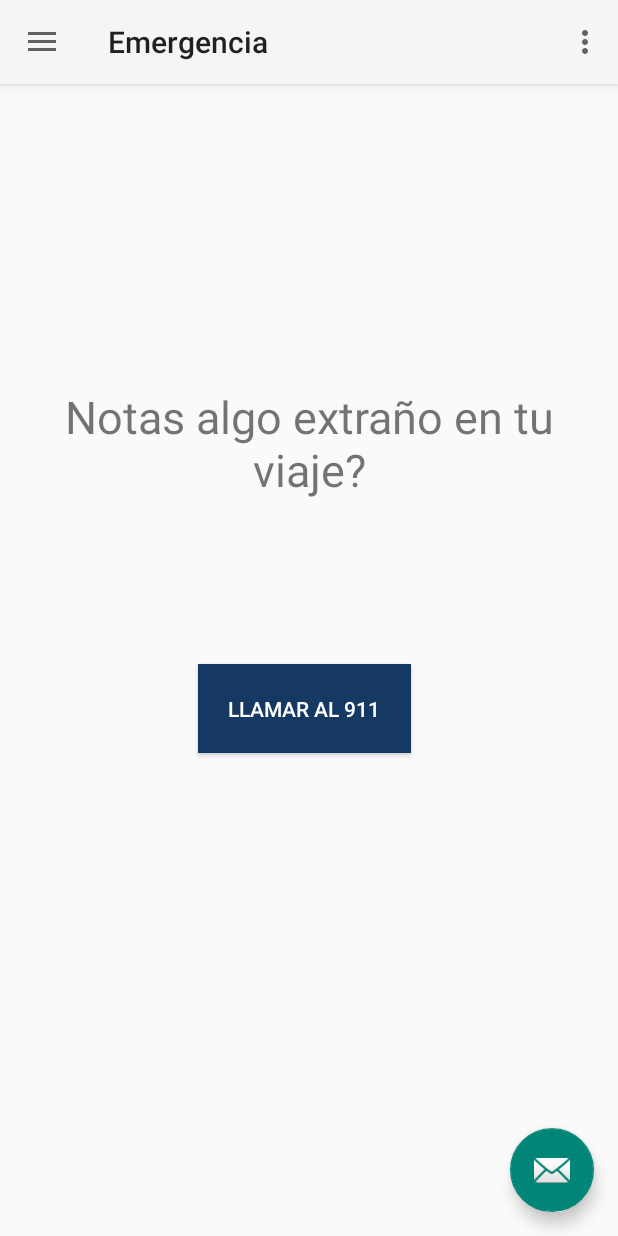
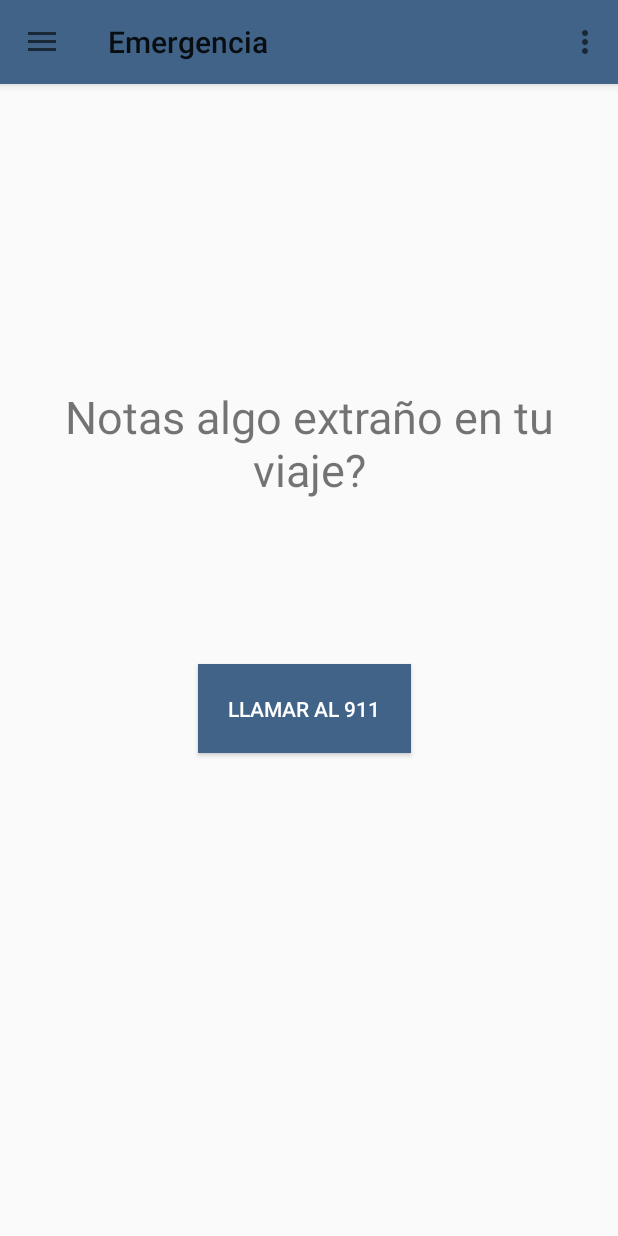
Before and after one commit to BricardoL/KotlinRIDE, an Android app: the ClientActivity screen opened directly, with no data from a screen before it, in the side drawer, after a tap on "Emergencia", on a phone screen of 412 x 824 dp. Run offline under Robolectric (Android 15) with nearby library versions, the phone set to English and light mode, and no system bars; our stand-ins replace Firebase (no records; nobody signed in at launch, a user with empty details on screens opened directly), Volley, navigation-ui; Roboto replaces fonts that are not available here.

Commit message:
Ultimo cambio de la noche

```diff
--- a/TransporteUniversitarioApp/app/src/main/res/layout/app_bar_main.xml
+++ b/TransporteUniversitarioApp/app/src/main/res/layout/app_bar_main.xml
@@ -15,19 +15,13 @@
             android:id="@+id/toolbar"
             android:layout_width="match_parent"
             android:layout_height="?attr/actionBarSize"
-            android:background="?attr/colorPrimary"
+            android:background="#416388"
             app:popupTheme="@style/AppTheme.PopupOverlay" />
 
     </com.google.android.material.appbar.AppBarLayout>
 
     <include layout="@layout/content_main" />
 
-    <com.google.android.material.floatingactionbutton.FloatingActionButton
-        android:id="@+id/fab"
-        android:layout_width="wrap_content"
-        android:layout_height="wrap_content"
-        android:layout_gravity="bottom|end"
-        android:layout_margin="@dimen/fab_margin"
-        app:srcCompat="@android:drawable/ic_dialog_email" />
+
 
 </androidx.coordinatorlayout.widget.CoordinatorLayout>
--- a/TransporteUniversitarioApp/app/src/main/res/layout/fragment_slideshow.xml
+++ b/TransporteUniversitarioApp/app/src/main/res/layout/fragment_slideshow.xml
@@ -28,7 +28,7 @@
         android:id="@+id/hacerLlamada"
         android:layout_width="wrap_content"
         android:layout_height="wrap_content"
-        android:background="#163963"
+        android:background="#416388"
         android:padding="20sp"
         android:text="LLamar al 911"
         android:textColor="#FFF"
--- a/TransporteUniversitarioApp/app/src/main/res/layout/nav_header_main.xml
+++ b/TransporteUniversitarioApp/app/src/main/res/layout/nav_header_main.xml
@@ -3,7 +3,7 @@
     xmlns:app="http://schemas.android.com/apk/res-auto"
     android:layout_width="match_parent"
     android:layout_height="@dimen/nav_header_height"
-    android:background="#163963"
+    android:background="#416388"
     android:gravity="bottom"
     android:orientation="vertical"
     android:paddingLeft="@dimen/activity_horizontal_margin"
```
